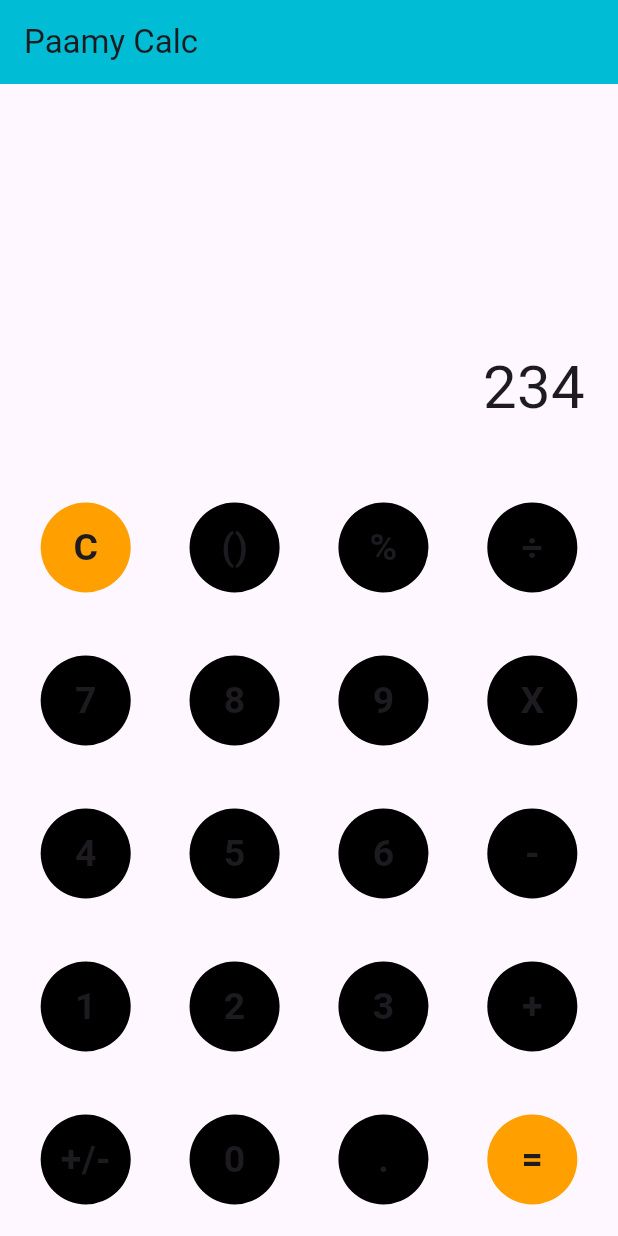
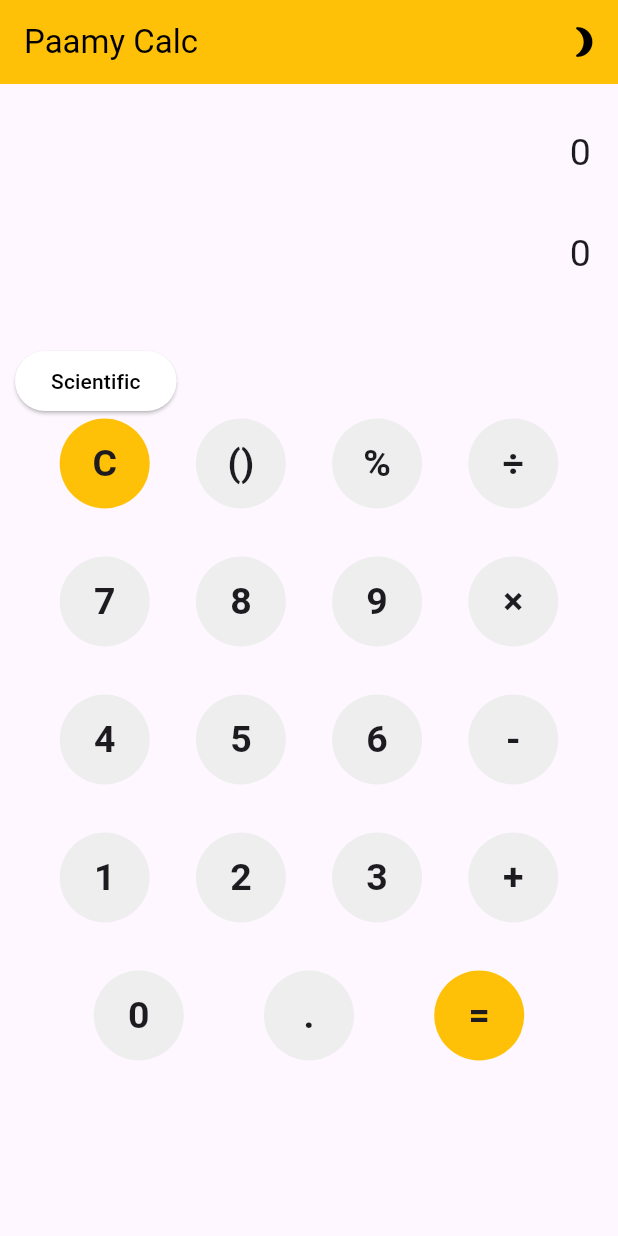
Before and after one commit to Ammarmyp/mcp_calculator, a Flutter app: the screen it shows after launch, on a phone screen of 412 x 824 dp. Run offline on Flutter 3.47's test engine with Material 3 defaults, Android fonts, the phone set to English and light mode, and no system bars; our stand-ins replace math_expressions.

Commit message:
finish up the calculator

```diff
--- a/lib/components/custom_button.dart
+++ b/lib/components/custom_button.dart
@@ -17,14 +17,15 @@ class CustomButton extends StatelessWidget {
   Widget build(BuildContext context) {
     return InkWell(
       onTap: onPressed,
-      splashColor: Colors.white.withOpacity(0.2),
+      splashColor: Theme.of(context).colorScheme.primary.withOpacity(0.2),
       borderRadius: BorderRadius.circular(30),
       child: Container(
         alignment: Alignment.center,
         margin: const EdgeInsets.all(1),
         decoration: BoxDecoration(
-            color:
-                ["C", "="].contains(label) ? Colors.amber[700] : Colors.black,
+            color: ["C", "="].contains(label)
+                ? Theme.of(context).colorScheme.secondary
+                : Theme.of(context).colorScheme.tertiary,
             // Background color
             // borderRadius: BorderRadius.circular(10),
             shape: BoxShape.circle // Rounded corners
@@ -33,8 +34,7 @@ class CustomButton extends StatelessWidget {
         width: 60,
         child: Text(
           label,
-          style: TextStyle(
-            color: textColor,
+          style: const TextStyle(
             fontSize: 25,
             fontWeight: FontWeight.bold,
           ),
--- a/lib/components/display.dart
+++ b/lib/components/display.dart
@@ -10,18 +10,16 @@ class Display extends StatelessWidget {
 
   @override
   Widget build(BuildContext context) {
-    return Expanded(
-      child: Container(
+    return Container(
       alignment: Alignment.bottomRight,
       child: Padding(
-          padding: const EdgeInsets.all(12),
+        padding: const EdgeInsets.all(8),
         child: SingleChildScrollView(
           scrollDirection: Axis.vertical,
           child: Text(
             value!,
             style: const TextStyle(
-                fontSize: 40,
-              ),
+              fontSize: 25,
             ),
           ),
         ),
--- a/lib/main.dart
+++ b/lib/main.dart
@@ -6,19 +6,31 @@ void main() {
   runApp(const MyApp());
 }
 
-class MyApp extends StatelessWidget {
+class MyApp extends StatefulWidget {
   const MyApp({super.key});
 
-  // This widget is the root of your application.
+  @override
+  State<MyApp> createState() => _MyAppState();
+}
+
+class _MyAppState extends State<MyApp> {
+  bool isDarkTheme = false;
+
+  void toggleTheme() {
+    setState(() {
+      isDarkTheme = !isDarkTheme;
+    });
+  }
+
   @override
   Widget build(BuildContext context) {
     return MaterialApp(
       title: 'Paamy Calculator',
       darkTheme: Appthemedata.darkMode,
       theme: Appthemedata.lightMode,
-      themeMode: Appthemedata.themeMode,
+      themeMode: isDarkTheme ? ThemeMode.dark : ThemeMode.light,
       debugShowCheckedModeBanner: false,
-      routes: {"/": (context) => const SimpleCalculator()},
+      routes: {"/": (context) => SimpleCalculator(toggleTheme: toggleTheme)},
     );
   }
 }
--- a/lib/screens/simple_calculator.dart
+++ b/lib/screens/simple_calculator.dart
@@ -1,177 +1,151 @@
 import 'package:flutter/material.dart';
+import 'package:math_expressions/math_expressions.dart';
 import 'package:mcp_calculator/components/custom_button.dart';
 import 'package:mcp_calculator/components/display.dart';
 
-class SimpleCalculator extends StatelessWidget {
-  const SimpleCalculator({super.key});
+class SimpleCalculator extends StatefulWidget {
+  final VoidCallback toggleTheme;
+  const SimpleCalculator({super.key, required this.toggleTheme});
+
+  @override
+  State<SimpleCalculator> createState() => _SimpleCalculatorState();
+}
+
+class _SimpleCalculatorState extends State<SimpleCalculator> {
+  String expression = '0';
+  String result = '0';
+  bool isScientificMode = false;
+
+  void onButtonPressed(String text) {
+    setState(() {
+      if (text == 'C') {
+        expression = '0';
+        result = '0';
+      } else if (text == '=') {
+        try {
+          Parser p = Parser();
+          Expression exp =
+              p.parse(expression.replaceAll('×', '*').replaceAll('÷', '/'));
+          ContextModel cm = ContextModel();
+          result = '${exp.evaluate(EvaluationType.REAL, cm)}';
+        } catch (e) {
+          result = 'Error';
+        }
+      } else {
+        if (expression == '0') {
+          expression = text;
+        } else {
+          expression += text;
+        }
+      }
+    });
+  }
+
+  void toggleScientificMode() {
+    setState(() {
+      isScientificMode = !isScientificMode;
+    });
+  }
+
+  bool isDarkTheme = false;
 
   @override
   Widget build(BuildContext context) {
     return Scaffold(
       appBar: AppBar(
         title: const Text("Paamy Calc"),
+        actions: [
+          IconButton(
+            icon: const Icon(Icons.brightness_3_rounded),
+            onPressed: widget.toggleTheme,
+          ),
+          // IconButton(onPressed: () {}, icon: const Icon(Icons.edit_outlined))
+        ],
       ),
       body: Container(
         padding: const EdgeInsets.symmetric(vertical: 20, horizontal: 10),
         child: Column(
           mainAxisAlignment: MainAxisAlignment.end,
           children: [
-            const Display(
-              value: "234",
+            Display(
+              value: result,
             ),
             const SizedBox(
-              height: 35,
+              height: 15,
             ),
-            Row(mainAxisAlignment: MainAxisAlignment.spaceEvenly, children: [
-              CustomButton(
-                label: "C",
-                onPressed: () {},
+            Display(value: expression),
+            const SizedBox(height: 35),
+            Row(
+              mainAxisSize: MainAxisSize.max,
+              mainAxisAlignment: MainAxisAlignment.start,
+              children: [
+                ElevatedButton(
+                  style: const ButtonStyle(
+                    alignment: Alignment.center,
+                  ),
+                  onPressed: toggleScientificMode,
+                  child: Text(isScientificMode ? 'Basic' : 'Scientific'),
+                ),
+              ],
+            ),
+            Expanded(
+              child: SingleChildScrollView(
+                child: Column(
+                  children: [
+                    if (isScientificMode) _buildScientificKeyboard(),
+                    basicCalculator(),
+                  ],
+                ),
               ),
-              const SizedBox(
-                width: 5,
-              ),
-              CustomButton(
-                label: "()",
-                onPressed: () {},
-              ),
-              const SizedBox(
-                width: 5,
-              ),
-              CustomButton(
-                label: "%",
-                onPressed: () {},
-              ),
-              const SizedBox(
-                width: 5,
-              ),
-              CustomButton(
-                label: "÷",
-                onPressed: () {},
-              ),
-            ]),
-            const SizedBox(
-              height: 40,
             ),
-            Row(mainAxisAlignment: MainAxisAlignment.spaceEvenly, children: [
-              CustomButton(
-                label: "7",
-                onPressed: () {},
-              ),
-              const SizedBox(
-                width: 5,
-              ),
-              CustomButton(
-                label: "8",
-                onPressed: () {},
-              ),
-              const SizedBox(
-                width: 5,
-              ),
-              CustomButton(
-                label: "9",
-                onPressed: () {},
-              ),
-              const SizedBox(
-                width: 5,
-              ),
-              CustomButton(
-                label: "X",
-                onPressed: () {},
-              ),
-            ]),
-            const SizedBox(
-              height: 40,
-            ),
-            Row(mainAxisAlignment: MainAxisAlignment.spaceEvenly, children: [
-              CustomButton(
-                label: "4",
-                onPressed: () {},
-              ),
-              const SizedBox(
-                width: 5,
-              ),
-              CustomButton(
-                label: "5",
-                onPressed: () {},
-              ),
-              const SizedBox(
-                width: 5,
-              ),
-              CustomButton(
-                label: "6",
-                onPressed: () {},
-              ),
-              const SizedBox(
-                width: 5,
-              ),
-              CustomButton(
-                label: "-",
-                onPressed: () {},
-              ),
-            ]),
-            const SizedBox(
-              height: 40,
-            ),
-            Row(mainAxisAlignment: MainAxisAlignment.spaceEvenly, children: [
-              CustomButton(
-                label: "1",
-                onPressed: () {},
-              ),
-              const SizedBox(
-                width: 5,
-              ),
-              CustomButton(
-                label: "2",
-                onPressed: () {},
-              ),
-              const SizedBox(
-                width: 5,
-              ),
-              CustomButton(
-                label: "3",
-                onPressed: () {},
-              ),
-              const SizedBox(
-                width: 5,
-              ),
-              CustomButton(
-                label: "+",
-                onPressed: () {},
-              ),
-            ]),
-            const SizedBox(
-              height: 40,
-            ),
-            Row(mainAxisAlignment: MainAxisAlignment.spaceEvenly, children: [
-              CustomButton(
-                label: "+/-",
-                onPressed: () {},
-              ),
-              const SizedBox(
-                width: 5,
-              ),
-              CustomButton(
-                label: "0",
-                onPressed: () {},
-              ),
-              const SizedBox(
-                width: 5,
-              ),
-              CustomButton(
-                label: ".",
-                onPressed: () {},
-              ),
-              const SizedBox(
-                width: 5,
-              ),
-              CustomButton(
-                label: "=",
-                onPressed: () {},
-              ),
-            ]),
           ],
         ),
       ),
     );
   }
+
+  Widget basicCalculator() {
+    return Column(
+      children: [
+        buildButtonRow(['C', '()', '%', '÷']),
+        const SizedBox(height: 30),
+        buildButtonRow(['7', '8', '9', '×']),
+        const SizedBox(height: 30),
+        buildButtonRow(['4', '5', '6', '-']),
+        const SizedBox(height: 30),
+        buildButtonRow(['1', '2', '3', '+']),
+        const SizedBox(height: 30),
+        buildButtonRow(['0', '.', '=']),
+      ],
+    );
+  }
+
+  Widget _buildScientificKeyboard() {
+    return Column(
+      children: [
+        // First Row of Scientific Buttons
+        buildButtonRow(['sin', 'cos', 'tan', 'π']),
+
+        const SizedBox(height: 20),
+
+        buildButtonRow(['√', '^', 'ln', 'log']),
+
+        const SizedBox(height: 20),
+
+        buildButtonRow(['(', ')', '%', 'e']),
+      ],
+    );
+  }
+
+  Widget buildButtonRow(List<String> buttons) {
+    return Row(
+      mainAxisAlignment: MainAxisAlignment.spaceEvenly,
+      children: buttons.map((button) {
+        return CustomButton(
+          label: button,
+          onPressed: () => onButtonPressed(button),
+        );
+      }).toList(),
+    );
+  }
 }
--- a/lib/services/app_theme.dart
+++ b/lib/services/app_theme.dart
@@ -1,14 +1,23 @@
 import 'package:flutter/material.dart';
 
 class Appthemedata {
-  static ThemeData lightMode = ThemeData(
-    colorScheme: ColorScheme.fromSeed(seedColor: Colors.deepPurple),
-    appBarTheme: const AppBarTheme(backgroundColor: Colors.cyan),
+  static ThemeData lightMode = ThemeData.light(
     useMaterial3: true,
+  ).copyWith(
+    appBarTheme: const AppBarTheme(backgroundColor: Colors.amber),
+    colorScheme: ColorScheme.light(
+        primary: Colors.black,
+        secondary: Colors.amber,
+        tertiary: Colors.grey[200]),
   );
 
   static ThemeData darkMode = ThemeData.dark(
     useMaterial3: true,
+  ).copyWith(
+    colorScheme: ColorScheme.dark(
+        primary: Colors.white,
+        secondary: Colors.amber,
+        tertiary: Colors.grey[900]),
   );
 
   static ThemeMode themeMode = ThemeMode.system;
--- a/pubspec.yaml
+++ b/pubspec.yaml
@@ -35,6 +35,7 @@ dependencies:
   # The following adds the Cupertino Icons font to your application.
   # Use with the CupertinoIcons class for iOS style icons.
   cupertino_icons: ^1.0.8
+  math_expressions: ^2.6.0
 
 dev_dependencies:
   flutter_test:
```
Also changed, not shown: pubspec.lock. Lines whose indentation alone changed are shown as unchanged.
